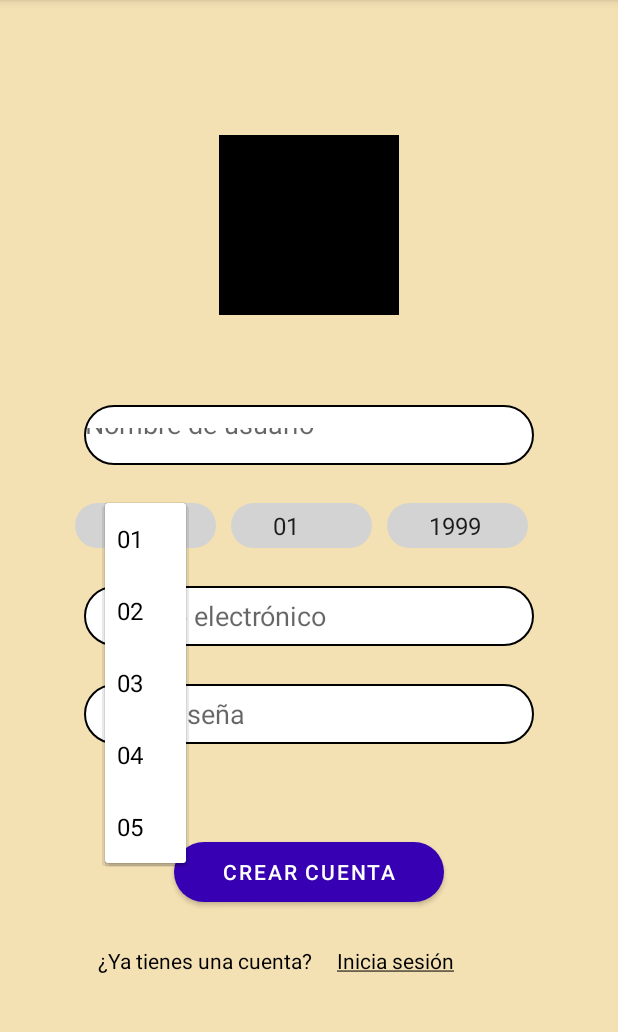
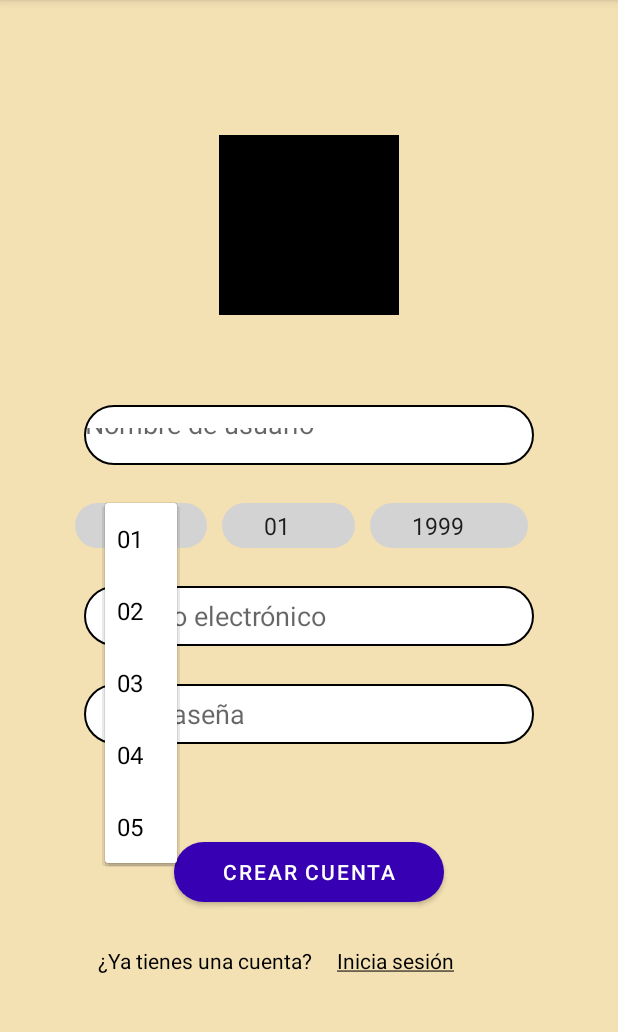
Before and after one commit to ikedark/App-adopcion-de-mascotas, an Android app: the Register screen opened directly, with no data from a screen before it, after a tap on "01", on a phone screen of 412 x 824 dp, the part 84-1116 px from its top. Run offline under Robolectric (Android 15) with nearby library versions, the phone set to English and light mode, and no system bars.

Commit message:
correcion de errores

```diff
--- a/app/src/main/AndroidManifest.xml
+++ b/app/src/main/AndroidManifest.xml
@@ -18,11 +18,6 @@
             android:name=".Perfil_Mascota"
             android:exported="false" />
         <activity
-            android:name=".Home"
-            android:exported="false"
-            android:label="@string/title_activity_home"
-            android:theme="@style/Theme.AdoPaws.NoActionBar" />
-        <activity
             android:name=".Login"
             android:exported="false" />
         <activity
--- a/app/src/main/java/mx/edu/potros/adopaws/MainActivity.kt
+++ b/app/src/main/java/mx/edu/potros/adopaws/MainActivity.kt
@@ -5,7 +5,7 @@ import androidx.appcompat.app.AppCompatActivity
 import android.os.Bundle
 
 class MainActivity : AppCompatActivity() {
-    var time: Int = 5
+    var time: Int = 50
     override fun onCreate(savedInstanceState: Bundle?) {
         super.onCreate(savedInstanceState)
         setContentView(R.layout.activity_main)
--- a/app/src/main/java/mx/edu/potros/adopaws/Register.kt
+++ b/app/src/main/java/mx/edu/potros/adopaws/Register.kt
@@ -1,7 +1,9 @@
 package mx.edu.potros.adopaws
 
+import android.content.Intent
 import androidx.appcompat.app.AppCompatActivity
 import android.os.Bundle
+import android.widget.Button
 import android.widget.Spinner
 
 class Register : AppCompatActivity() {
@@ -13,8 +15,12 @@ class Register : AppCompatActivity() {
         val sp_mes: Spinner = findViewById(R.id.sp_mes)
         val sp_anio: Spinner = findViewById(R.id.sp_año)
 
+        val btnpregunta : Button = findViewById(R.id.btn_iniciaSesión)
 
-
+        btnpregunta.setOnClickListener {
+            val intent: Intent = Intent(this, Login::class.java)
+            startActivity(intent)
+        }
 
     }
 }
--- a/app/src/main/res/layout/activity_login.xml
+++ b/app/src/main/res/layout/activity_login.xml
@@ -40,7 +40,7 @@
 
     <Button
         android:id="@+id/btn_login"
-        android:layout_width="150dp"
+        android:layout_width="wrap_content"
         android:layout_height="40dp"
         android:text="@string/iniciarSesion"
         android:background="@drawable/round_butonlogin"
--- a/app/src/main/res/layout/activity_register.xml
+++ b/app/src/main/res/layout/activity_register.xml
@@ -37,7 +37,7 @@
 
         <Spinner
             android:id="@+id/sp_dia"
-            android:layout_width="60dp"
+            android:layout_width="wrap_content"
             android:layout_height="30dp"
             android:background="@drawable/round_spinner"
             android:paddingHorizontal="@dimen/perfilMascota_buttons_paddings"
@@ -48,7 +48,7 @@
 
         <Spinner
             android:id="@+id/sp_mes"
-            android:layout_width="60dp"
+            android:layout_width="wrap_content"
             android:layout_height="30dp"
             android:background="@drawable/round_spinner"
             android:paddingHorizontal="@dimen/perfilMascota_buttons_paddings"
@@ -59,7 +59,7 @@
 
         <Spinner
             android:id="@+id/sp_año"
-            android:layout_width="60dp"
+            android:layout_width="wrap_content"
             android:layout_height="30dp"
             android:background="@drawable/round_spinner"
             android:paddingHorizontal="@dimen/perfilMascota_buttons_paddings"
```
Also changed, not shown: app/src/main/java/mx/edu/potros/adopaws/Login.kt (+10 -1 lines), app/src/main/res/navigation/mobile_navigation.xml (deleted, +0 -25 lines).
